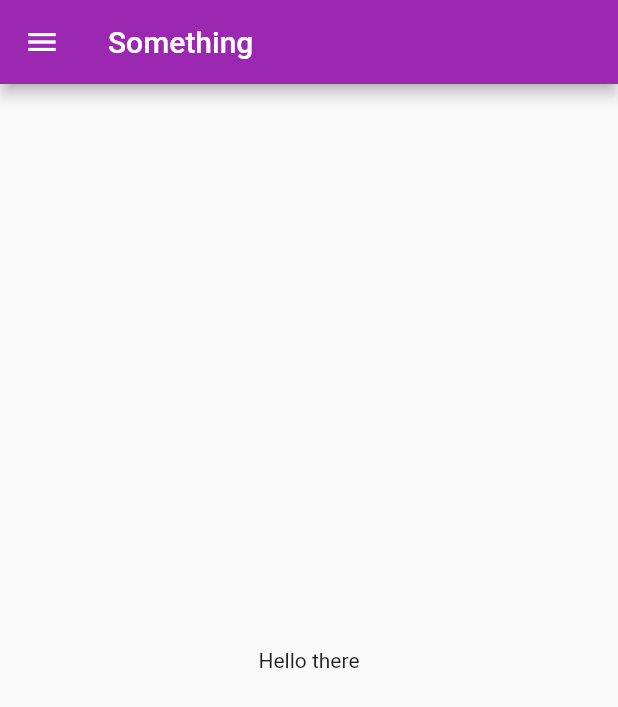
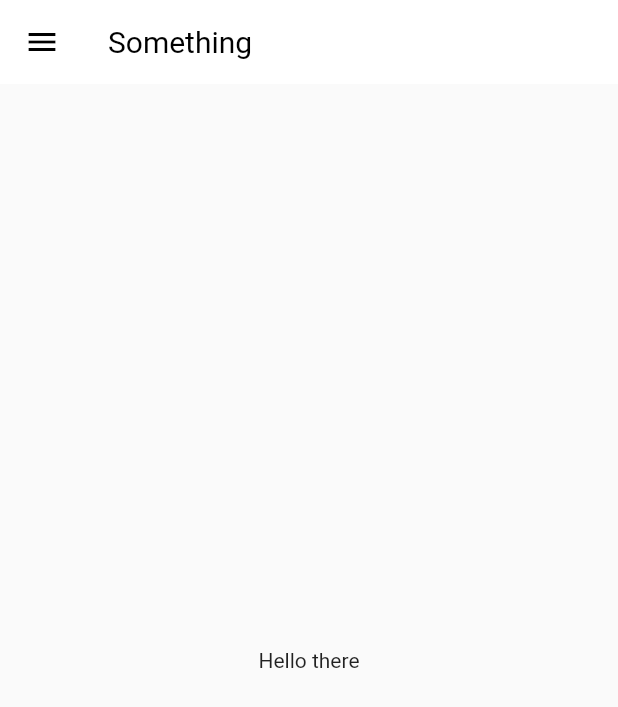
Before and after one commit to HelloShiv/learning_Flutter, a Flutter app: the screen it shows after launch, on a phone screen of 412 x 824 dp. Shown: the top 707 px of the screen. Run offline on Flutter 3.47's test engine with Material 2 defaults, Android fonts, the phone set to English and light mode, and no system bars.

Commit message:
Created dedicated themedata management

```diff
--- a/lib/main.dart
+++ b/lib/main.dart
@@ -1,4 +1,5 @@
 import 'package:app_learning/pages/login_page.dart';
+import 'package:app_learning/pages/widgets/theme.dart';
 import 'package:app_learning/util/routes.dart';
 import 'package:flutter/material.dart';
 import 'pages/home_page.dart';
@@ -15,20 +16,13 @@ class MyApp extends StatelessWidget {
 
       debugShowCheckedModeBanner: false,
       themeMode: ThemeMode.light,
+      theme: MyTheme.LightThemeData(context),
 
-      // Below theme is for light shade
-      theme: ThemeData(
-
-        primarySwatch: Colors.purple,
-      ),
-      darkTheme: ThemeData(brightness: Brightness.dark,
-      primarySwatch: Colors.deepOrange,
-      ),
-      initialRoute: MyRoutes.homeRoute,
+      initialRoute: "/home",
       routes: {
         MyRoutes.loginRoute : (context) =>LoginPage(),
         MyRoutes.homeRoute : (context) =>HomePage(),
-        // "/home" : (context) =>LoginPage()
+        //"/home" : (context) =>LoginPage()
       },
 
     );
--- /dev/null
+++ b/lib/pages/widgets/theme.dart
@@ -0,0 +1,19 @@
+import 'package:flutter/cupertino.dart';
+import 'package:flutter/material.dart';
+
+class MyTheme {
+  static ThemeData LightThemeData(BuildContext context) => ThemeData(
+      primarySwatch: Colors.deepPurple,
+      appBarTheme: const AppBarTheme(
+          color: Colors.white,
+          elevation: 0.0,
+          iconTheme: IconThemeData(color: Colors.black),
+          toolbarTextStyle: TextStyle(color: Colors.black),
+          titleTextStyle: TextStyle(color: Colors.black, fontSize: 20)
+          )
+          );
+  static ThemeData DarkTheme(BuildContext context) => ThemeData(
+
+        brightness: Brightness.dark,
+      );
+}
```
